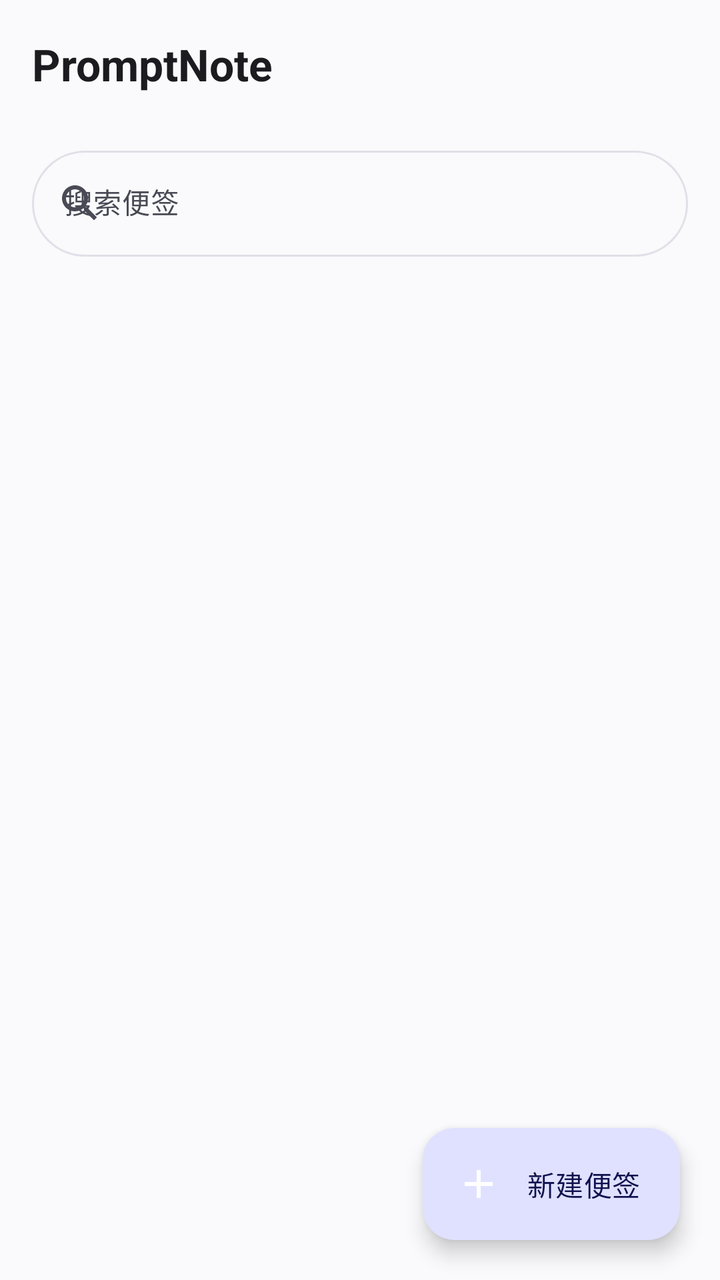
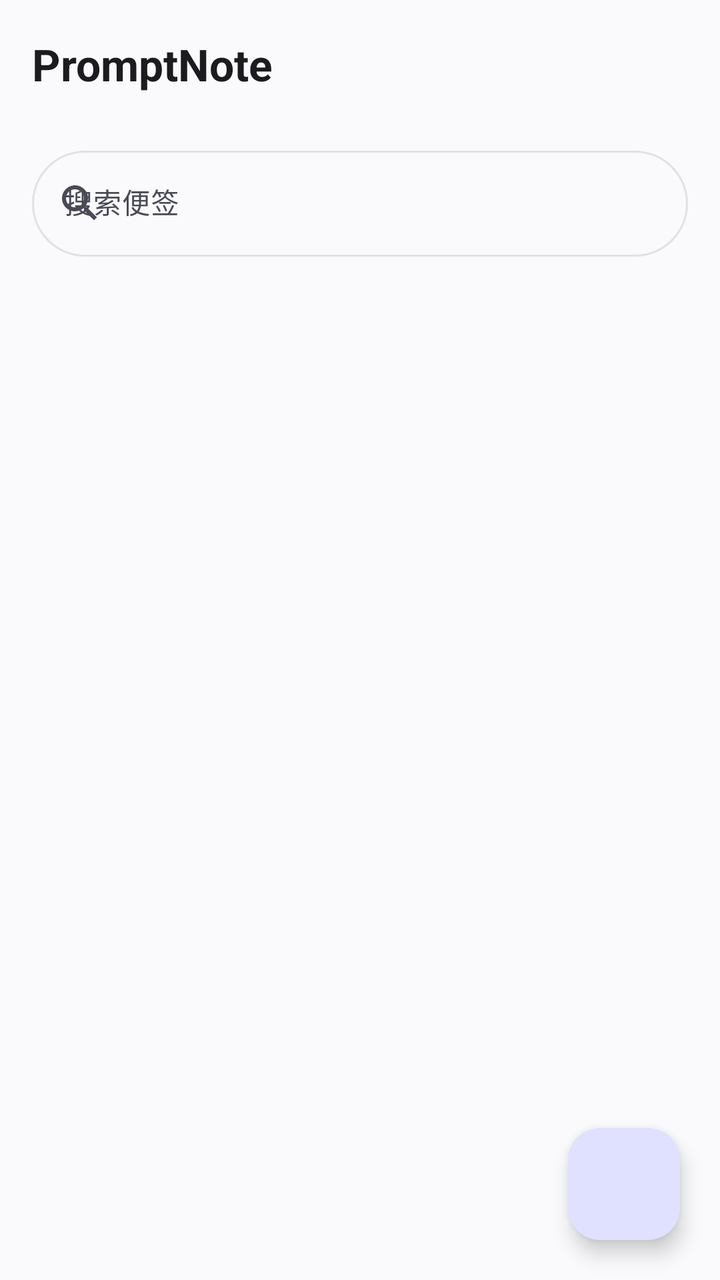

Before-and-after screenshots of an Android layout around one commit, followed by the original layout XML and the change that was made.
<!-- AndroidManifest.xml: application theme Theme.HtmlNotes -->
<!-- res/layout/activity_main.xml -->
<?xml version="1.0" encoding="utf-8"?>
<androidx.constraintlayout.widget.ConstraintLayout xmlns:android="http://schemas.android.com/apk/res/android"
    xmlns:app="http://schemas.android.com/apk/res-auto"
    android:layout_width="match_parent"
    android:layout_height="match_parent"
    android:fitsSystemWindows="true">

    <com.google.android.material.appbar.MaterialToolbar
        android:id="@+id/toolbar"
        android:layout_width="0dp"
        android:layout_height="?attr/actionBarSize"
        android:background="?attr/colorSurface"
        app:elevation="0dp"
        app:itemIconTint="?attr/colorOnSurfaceVariant"
        app:itemTextColor="?attr/colorOnSurfaceVariant"
        app:title="@string/app_name"
        app:titleTextAppearance="@style/TextAppearance.HtmlNotes.ToolbarTitle"
        app:titleTextColor="?attr/colorOnSurface"
        app:layout_constraintTop_toTopOf="parent"
        app:layout_constraintStart_toStartOf="parent"
        app:layout_constraintEnd_toEndOf="parent" />

    <com.google.android.material.textfield.TextInputLayout
        android:id="@+id/searchLayout"
        style="@style/Widget.Material3.TextInputLayout.OutlinedBox"
        android:layout_width="0dp"
        android:layout_height="wrap_content"
        android:layout_marginHorizontal="16dp"
        android:layout_marginTop="6dp"
        android:hint="@string/search_hint"
        app:boxCornerRadiusBottomEnd="28dp"
        app:boxCornerRadiusBottomStart="28dp"
        app:boxCornerRadiusTopEnd="28dp"
        app:boxCornerRadiusTopStart="28dp"
        app:boxStrokeWidth="1dp"
        app:endIconMode="clear_text"
        app:startIconDrawable="@drawable/ic_search"
        app:layout_constraintTop_toBottomOf="@id/toolbar"
        app:layout_constraintStart_toStartOf="parent"
        app:layout_constraintEnd_toEndOf="parent">

        <com.google.android.material.textfield.TextInputEditText
            android:id="@+id/searchEdit"
            android:layout_width="match_parent"
            android:layout_height="wrap_content"
            android:imeOptions="actionSearch"
            android:inputType="text"
            android:maxLines="1"
            android:textSize="14sp" />
    </com.google.android.material.textfield.TextInputLayout>

    <TextView
        android:id="@+id/noResult"
        android:layout_width="wrap_content"
        android:layout_height="wrap_content"
        android:text="@string/no_result"
        android:textColor="?attr/colorOnSurfaceVariant"
        android:textSize="14sp"
        android:visibility="gone"
        app:layout_constraintTop_toTopOf="parent"
        app:layout_constraintBottom_toBottomOf="parent"
        app:layout_constraintStart_toStartOf="parent"
        app:layout_constraintEnd_toEndOf="parent" />

    <LinearLayout
        android:id="@+id/emptyLayout"
        android:layout_width="wrap_content"
        android:layout_height="wrap_content"
        android:gravity="center"
        android:orientation="vertical"
        android:visibility="gone"
        app:layout_constraintTop_toTopOf="parent"
        app:layout_constraintBottom_toBottomOf="parent"
        app:layout_constraintStart_toStartOf="parent"
        app:layout_constraintEnd_toEndOf="parent">

        <ImageView
            android:layout_width="88dp"
            android:layout_height="88dp"
            android:alpha="0.35"
            android:contentDescription="@string/empty_title"
            android:src="@drawable/ic_empty"
            app:tint="?attr/colorOnSurfaceVariant" />

        <TextView
            android:layout_width="wrap_content"
            android:layout_height="wrap_content"
            android:layout_marginTop="20dp"
            android:text="@string/empty_title"
            android:textColor="?attr/colorOnSurface"
            android:textSize="17sp"
            android:textStyle="bold" />

        <TextView
            android:layout_width="wrap_content"
            android:layout_height="wrap_content"
            android:layout_marginTop="8dp"
            android:gravity="center"
            android:lineSpacingExtra="4dp"
            android:text="@string/empty_body"
            android:textColor="?attr/colorOnSurfaceVariant"
            android:textSize="14sp" />

        <com.google.android.material.button.MaterialButton
            android:id="@+id/btnEmptyCreate"
            style="@style/Widget.Material3.Button.TonalButton"
            android:layout_width="wrap_content"
            android:layout_height="wrap_content"
            android:layout_marginTop="24dp"
            android:text="@string/new_note"
            app:icon="@drawable/ic_add"
            app:iconTint="?attr/colorOnPrimaryContainer" />
    </LinearLayout>

    <androidx.recyclerview.widget.RecyclerView
        android:id="@+id/recycler"
        android:layout_width="0dp"
        android:layout_height="0dp"
        android:clipToPadding="false"
        android:paddingTop="6dp"
        android:paddingBottom="96dp"
        app:layout_constraintTop_toBottomOf="@id/searchLayout"
        app:layout_constraintBottom_toBottomOf="parent"
        app:layout_constraintStart_toStartOf="parent"
        app:layout_constraintEnd_toEndOf="parent" />

    <com.google.android.material.floatingactionbutton.ExtendedFloatingActionButton
        android:id="@+id/fabNew"
        style="@style/Widget.Material3.ExtendedFloatingActionButton.Icon.Primary"
        android:layout_width="wrap_content"
        android:layout_height="wrap_content"
        android:layout_margin="20dp"
        android:text="@string/new_note"
        app:icon="@drawable/ic_add"
        app:iconTint="@color/md_on_primary"
        app:layout_constraintBottom_toBottomOf="parent"
        app:layout_constraintEnd_toEndOf="parent" />

</androidx.constraintlayout.widget.ConstraintLayout>
<!-- resources referenced by this layout -->
<resources>
  <color name="md_on_primary">#FFFFFF</color>
  <!-- drawable ic_add (drawable) -->
  <vector xmlns:android="http://schemas.android.com/apk/res/android"
      android:width="24dp"
      android:height="24dp"
      android:viewportWidth="24"
      android:viewportHeight="24">
      <path
          android:fillColor="#FFFFFFFF"
          android:pathData="M19,13h-6v6h-2v-6H5v-2h6V5h2v6h6v2z" />
  </vector>
  <!-- drawable ic_empty (drawable) -->
  <vector xmlns:android="http://schemas.android.com/apk/res/android"
      android:width="24dp"
      android:height="24dp"
      android:viewportWidth="24"
      android:viewportHeight="24">
      <path
          android:fillColor="#FFFFFFFF"
          android:pathData="M14,2H6C4.9,2 4,2.9 4,4v16c0,1.1 0.9,2 2,2h12c1.1,0 2,-0.9 2,-2V8L14,2zM16,18H8v-2h8V18zM16,14H8v-2h8V14zM13,9V3.5L18.5,9H13z" />
  </vector>
  <!-- drawable ic_search (drawable) -->
  <vector xmlns:android="http://schemas.android.com/apk/res/android"
      android:width="24dp"
      android:height="24dp"
      android:viewportWidth="24"
      android:viewportHeight="24">
      <path
          android:fillColor="#FF000000"
          android:pathData="M15.5,14h-0.79l-0.28,-0.27C15.41,12.59 16,11.11 16,9.5 16,5.91 13.09,3 9.5,3S3,5.91 3,9.5 5.91,16 9.5,16c1.61,0 3.09,-0.59 4.23,-1.57l0.27,0.28v0.79l5,4.99L20.49,19l-4.99,-5zM9.5,14C7.01,14 5,11.99 5,9.5S7.01,5 9.5,5 14,7.01 14,9.5 11.99,14 9.5,14z" />
  </vector>
  <string name="app_name">PromptNote</string>
  <string name="empty_body">写一条普通便签\n或粘贴一段 HTML 代码</string>
  <string name="empty_title">还没有便签</string>
  <string name="new_note">新建便签</string>
  <string name="no_result">没有找到相关便签</string>
  <string name="search_hint">搜索便签</string>
  <style name="TextAppearance.HtmlNotes.ToolbarTitle" parent="TextAppearance.Material3.TitleLarge">
          <item name="android:textStyle">bold</item>
      </style>
  <style name="Theme.HtmlNotes" parent="Theme.Material3.DayNight.NoActionBar">
          <item name="colorPrimary">@color/md_primary</item>
          <item name="colorOnPrimary">@color/md_on_primary</item>
          <item name="colorPrimaryContainer">@color/md_primary_container</item>
          <item name="colorOnPrimaryContainer">@color/md_on_primary_container</item>
          <item name="colorSecondary">@color/md_secondary</item>
          <item name="colorOnSecondary">@color/md_on_secondary</item>
          <item name="colorSurface">@color/md_surface</item>
          <item name="colorOnSurface">@color/md_on_surface</item>
          <item name="colorSurfaceVariant">@color/md_surface_variant</item>
          <item name="colorOnSurfaceVariant">@color/md_on_surface_variant</item>
          <item name="colorOutline">@color/md_outline</item>
          <item name="colorError">@color/md_error</item>
          <item name="android:windowBackground">@color/md_surface</item>
          <item name="android:statusBarColor">@color/md_surface</item>
          <item name="android:windowLightStatusBar">true</item>
      </style>
  <color name="md_primary">#4F5BDB</color>
  <color name="md_primary_container">#E0E1FF</color>
  <color name="md_on_primary_container">#10124E</color>
  <color name="md_secondary">#5C5E70</color>
  <color name="md_on_secondary">#FFFFFF</color>
  <color name="md_surface">#FAFAFC</color>
  <color name="md_on_surface">#1B1B20</color>
  <color name="md_surface_variant">#F0F0F5</color>
  <color name="md_on_surface_variant">#494A55</color>
  <color name="md_outline">#E0E0E8</color>
  <color name="md_error">#BA1A1A</color>
</resources>

<!-- the commit's change to res/layout/activity_main.xml (unified diff, before → after) -->
@@ -124,13 +124,13 @@
         app:layout_constraintStart_toStartOf="parent"
         app:layout_constraintEnd_toEndOf="parent" />
 
-    <com.google.android.material.floatingactionbutton.ExtendedFloatingActionButton
+    <com.google.android.material.floatingactionbutton.FloatingActionButton
         android:id="@+id/fabNew"
-        style="@style/Widget.Material3.ExtendedFloatingActionButton.Icon.Primary"
+        style="@style/Widget.Material3.FloatingActionButton.Primary"
         android:layout_width="wrap_content"
         android:layout_height="wrap_content"
         android:layout_margin="20dp"
-        android:text="@string/new_note"
+        android:contentDescription="@string/new_note"
         app:icon="@drawable/ic_add"
         app:iconTint="@color/md_on_primary"
         app:layout_constraintBottom_toBottomOf="parent"
